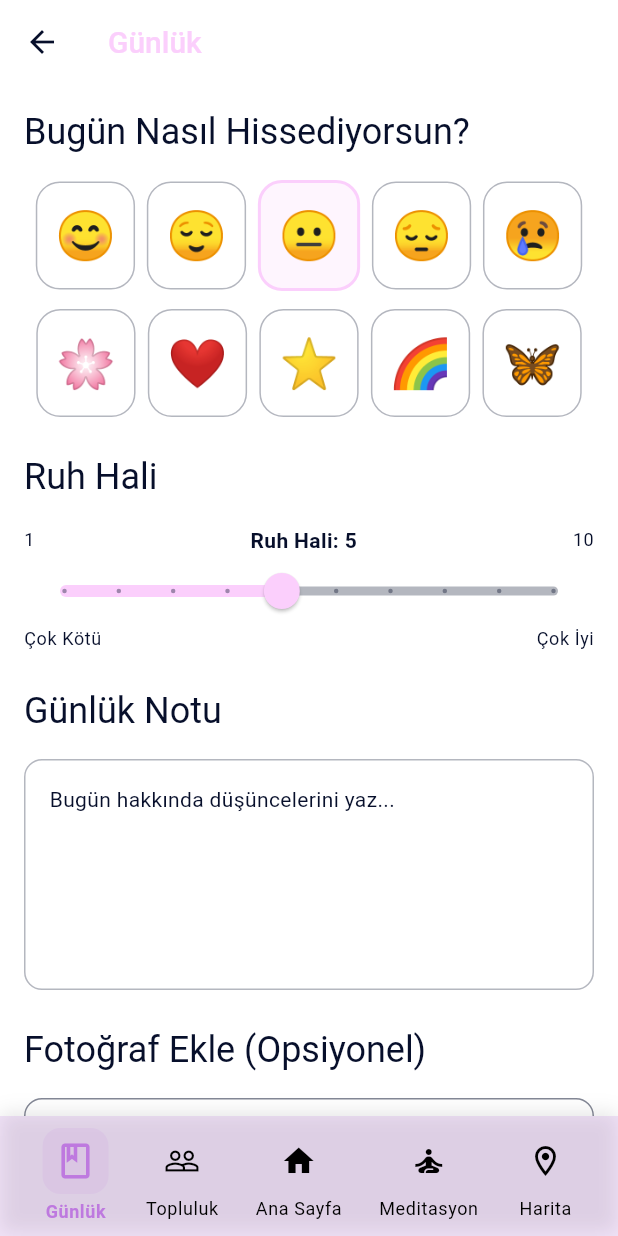
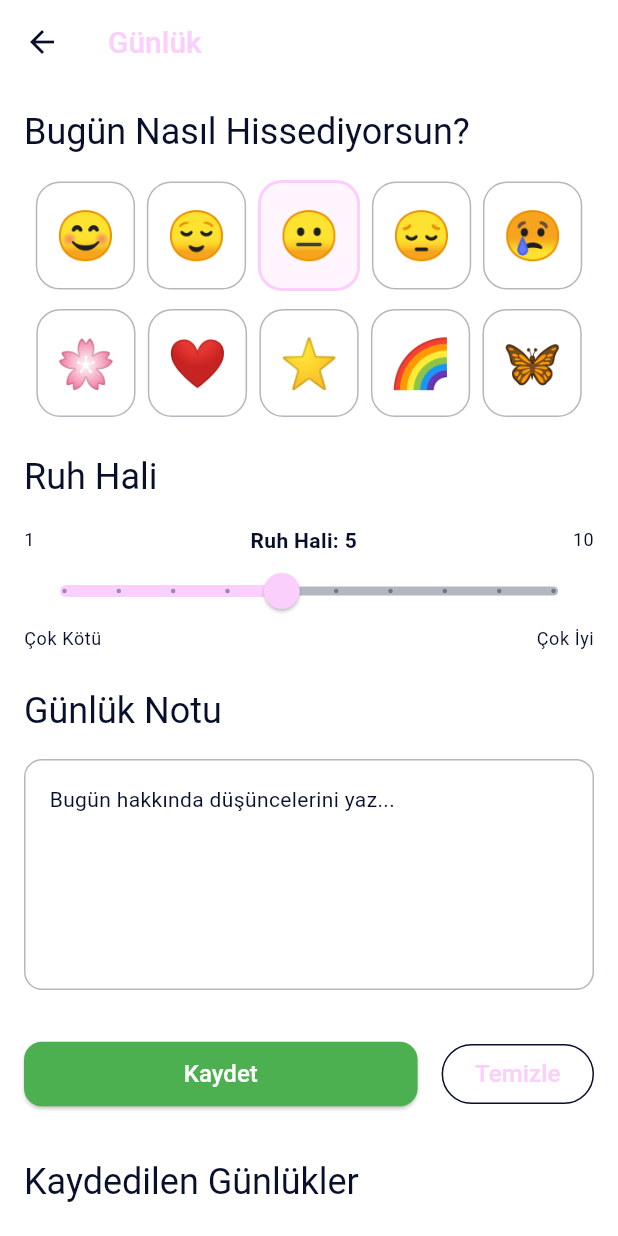
Before and after one commit to elifcerenaslan/empathConnect, a Flutter app: the DiaryView screen opened directly, on a phone screen of 412 x 824 dp. Run offline on Flutter 3.47's test engine with Material 3 defaults, Android fonts, the phone set to English and light mode, and no system bars; our stand-ins replace cloud_firestore, firebase_auth, firebase_core, firebase_storage, flutter_map, google_generative_ai and 5 more; accounts and stored records are empty.

Commit message:
Günlük kısmında foto ekleme ve alt butonlar kaldırıldı.

```diff
--- a/lib/features/diary/view/diary_view.dart
+++ b/lib/features/diary/view/diary_view.dart
@@ -1,7 +1,5 @@
-import 'dart:io';
 import 'package:cloud_firestore/cloud_firestore.dart';
 import 'package:flutter/material.dart';
-import 'package:image_picker/image_picker.dart';
 import 'package:firebase_auth/firebase_auth.dart';
 import '../../../core/constants/app_constants.dart';
 import '../../../data/models/diary_entry.dart';
@@ -10,7 +8,6 @@ import 'widgets/emotion_selector.dart';
 import 'widgets/mood_slider.dart';
 import 'widgets/diary_entry_field.dart';
 import 'widgets/diary_entries_list.dart';
-import '../../home/view/widgets/bottom_navigation.dart';
 
 class DiaryView extends StatefulWidget {
   const DiaryView({super.key});
@@ -23,13 +20,10 @@ class _DiaryViewState extends State<DiaryView> {
   String _selectedEmotion = AppConstants.emotionEmojis[2]; // Neutral by default
   double _moodLevel = 5.0;
   final TextEditingController _textController = TextEditingController();
-  File? _selectedImage;
-  String? _existingImageUrl;
   String _existingContent = '';
   bool _isUploading = false;
   bool _isLoadingTodayEntry = true;
   final DiaryService _diaryService = DiaryService();
-  final ImagePicker _picker = ImagePicker();
 
   @override
   void initState() {
@@ -56,9 +50,7 @@ class _DiaryViewState extends State<DiaryView> {
           setState(() {
             _selectedEmotion = entry.emotion;
             _moodLevel = entry.moodScore;
-            // Metin kutusuna eski yazıyı DOLDURMUYORUZ. Boş başlıyor.
-            _existingImageUrl = entry.imageUrl;
-            _existingContent = entry.content; // Eski yazıyı hafızada tutuyoruz
+            _existingContent = entry.content;
           });
         }
       } catch (e) {
@@ -77,15 +69,6 @@ class _DiaryViewState extends State<DiaryView> {
   void dispose() {
     _textController.dispose();
     super.dispose();
-  }
-
-  Future<void> _pickImage() async {
-    final pickedFile = await _picker.pickImage(source: ImageSource.gallery);
-    if (pickedFile != null) {
-      setState(() {
-        _selectedImage = File(pickedFile.path);
-      });
-    }
   }
 
   Future<void> _saveDiaryEntry() async {
@@ -110,16 +93,8 @@ class _DiaryViewState extends State<DiaryView> {
 
     try {
       final now = DateTime.now();
-      // ID olarak bugünün tarihini (YYYY-MM-DD) kullanıyoruz
-      // Böylece her gün için sadece TEK bir kayıt olur, aynı gün tekrar kaydedilirse üzerine yazılır (overwrite)
       final entryId = "${now.year}-${now.month.toString().padLeft(2, '0')}-${now.day.toString().padLeft(2, '0')}";
-      String? imageUrl = _existingImageUrl;
 
-      if (_selectedImage != null) {
-        imageUrl = await _diaryService.uploadImage(_selectedImage!, entryId);
-      }
-
-      // Hafızadaki eski metnin sonuna ekliyoruz (Ağ isteği yapmadan!)
       String finalContent = _textController.text.trim();
       if (_existingContent.isNotEmpty) {
         finalContent = "$_existingContent\n\n$finalContent";
@@ -132,7 +107,7 @@ class _DiaryViewState extends State<DiaryView> {
         moodScore: _moodLevel,
         content: finalContent,
         createdAt: DateTime.now(),
-        imageUrl: imageUrl,
+        imageUrl: null,
       );
 
       _diaryService.addEntry(newEntry);
@@ -141,11 +116,8 @@ class _DiaryViewState extends State<DiaryView> {
         const SnackBar(content: Text('Günlük güncellendi!')),
       );
 
-      // SADECE metin kutusunu temizle ve fotoğraf seçimini kaldır.
-      // Seçili YÜZ MODU ve PUAN aynen kalsın!
       setState(() {
-        _selectedImage = null;
-        _existingContent = finalContent; // Bir sonraki ekleme için güncel metni hafızada tut
+        _existingContent = finalContent;
       });
       _textController.clear();
     } catch (e) {
@@ -163,9 +135,7 @@ class _DiaryViewState extends State<DiaryView> {
     setState(() {
       _selectedEmotion = AppConstants.emotionEmojis[2];
       _moodLevel = 5.0;
-      _selectedImage = null;
-      _existingImageUrl = null;
-      _existingContent = ''; // Temizlenince hafızayı da sıfırla
+      _existingContent = '';
     });
     _textController.clear();
   }
@@ -224,56 +194,6 @@ class _DiaryViewState extends State<DiaryView> {
                     controller: _textController,
                     hintText: 'Bugün hakkında düşüncelerini yaz...',
                   ),
-            const SizedBox(height: 24),
-            Text('Fotoğraf Ekle (Opsiyonel)', style: Theme.of(context).textTheme.headlineSmall),
-            const SizedBox(height: 16),
-            InkWell(
-              onTap: _pickImage,
-              borderRadius: BorderRadius.circular(12),
-              child: Container(
-                height: 150,
-                width: double.infinity,
-                decoration: BoxDecoration(
-                  border: Border.all(color: Theme.of(context).colorScheme.outline.withOpacity(0.5)),
-                  borderRadius: BorderRadius.circular(12),
-                  image: _selectedImage != null
-                      ? DecorationImage(
-                          image: FileImage(_selectedImage!),
-                          fit: BoxFit.cover,
-                        )
-                      : _existingImageUrl != null
-                          ? DecorationImage(
-                              image: NetworkImage(_existingImageUrl!),
-                              fit: BoxFit.cover,
-                            )
-                          : null,
-                ),
-                child: (_selectedImage == null && _existingImageUrl == null)
-                    ? Column(
-                        mainAxisAlignment: MainAxisAlignment.center,
-                        children: [
-                          Icon(Icons.add_photo_alternate, size: 40, color: Theme.of(context).colorScheme.primary),
-                          const SizedBox(height: 8),
-                          Text('Galeriden Seç', style: TextStyle(color: Theme.of(context).colorScheme.primary)),
-                        ],
-                      )
-                    : null,
-              ),
-            ),
-            if (_selectedImage != null || _existingImageUrl != null)
-              Align(
-                alignment: Alignment.centerRight,
-                child: TextButton.icon(
-                  onPressed: () {
-                    setState(() {
-                      _selectedImage = null;
-                      _existingImageUrl = null;
-                    });
-                  },
-                  icon: const Icon(Icons.delete, color: Colors.red),
-                  label: const Text('Fotoğrafı Kaldır', style: TextStyle(color: Colors.red)),
-                ),
-              ),
                   const SizedBox(height: 32),
                   Row(
                     children: [
@@ -297,19 +217,10 @@ class _DiaryViewState extends State<DiaryView> {
                     ],
                   ),
                   const SizedBox(height: 32),
-            // Burada artık Firestore'dan gelenleri dinleyen yeni bir DiaryEntriesList çağıracağız.
                   const DiaryEntriesList(),
                 ],
               ),
             ),
-      bottomNavigationBar: BottomNavigation(
-        currentIndex: 0,
-        onTap: (index) {
-          if (index != 0) {
-            Navigator.pop(context);
-          }
-        },
-      ),
     );
   }
 }
```
Also changed, not shown: lib/features/diary/services/diary_service.dart (+0 -21 lines), lib/features/diary/view/widgets/diary_entries_list.dart (+1 -29 lines), lib/features/home/view/widgets/draggable_chatbot_fab.dart (line endings or trailing spaces). Lines whose indentation alone changed are shown as unchanged.
